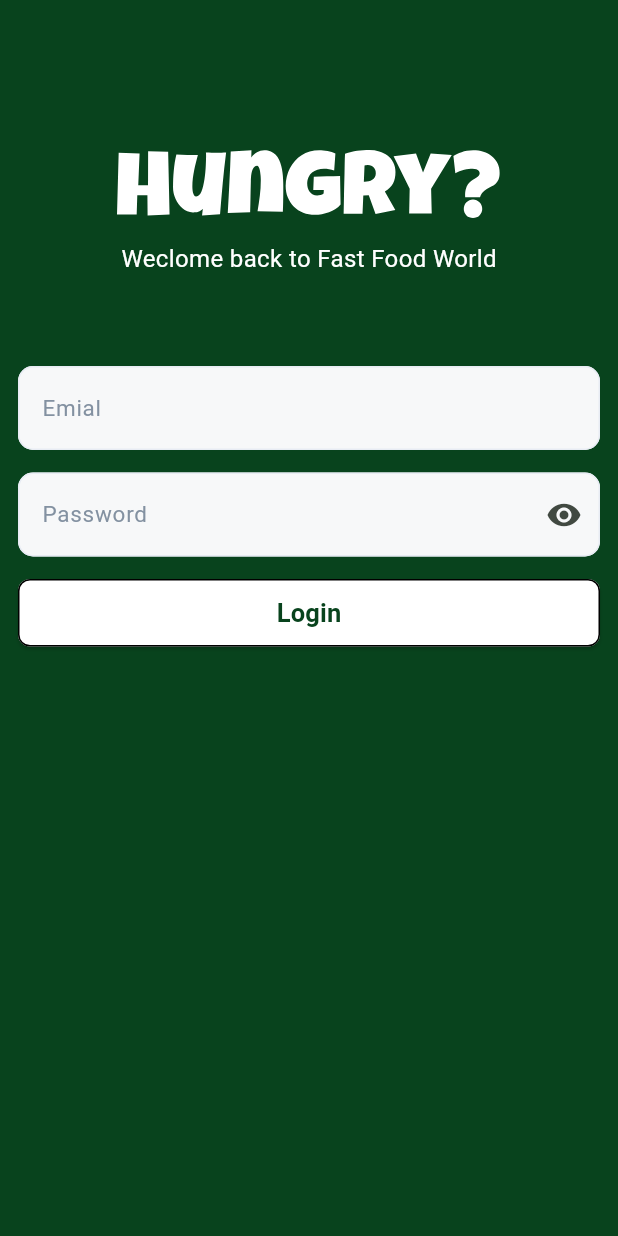
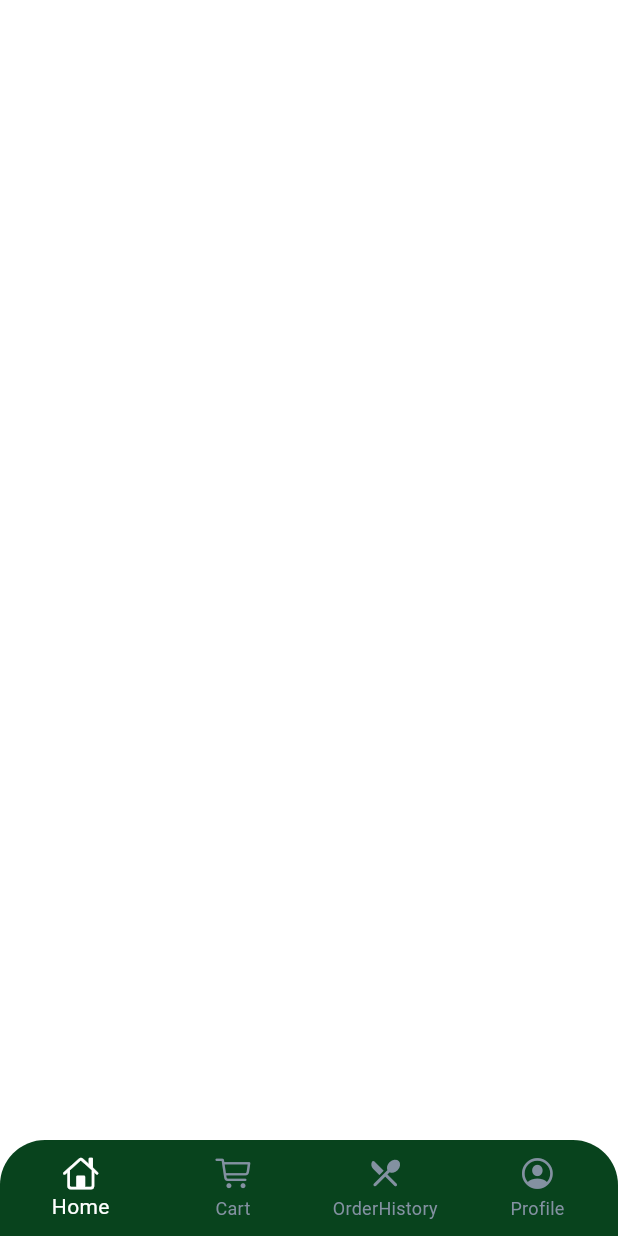
Before and after one commit to Abo-Zeid/hungry, a Flutter app: the screen it shows after launch, on a phone screen of 412 x 824 dp. Run offline on Flutter 3.47's test engine with Material 3 defaults, Android fonts, the phone set to English and light mode, and no system bars; our stand-ins replace flutter_svg, gap, lottie; Roboto replaces fonts that are missing (DMSerifDisplay).

Commit message:
feat: implement bottom navBar for screen switching v# Please enter the commit message for your changes. Lines starting

```diff
--- a/lib/core/utils/colors.dart
+++ b/lib/core/utils/colors.dart
@@ -2,8 +2,7 @@ import 'package:flutter/material.dart';
 
 class AppColors {
   static const Color primaryColor = Color(0xff08431D);
-  static const Color accentColor = Color(0xFFF7F8F9);
-  static const Color greyColor = Color(0xFF8391A1);
+  static const Color accentColor = Color(0xFF8391A1);
   static const Color borderColor = Color(0xFFE8ECF4);
   static const Color redColor = Color(0xFFFF0000);
   static const Color blackColor = Colors.black;
--- a/lib/core/utils/theme.dart
+++ b/lib/core/utils/theme.dart
@@ -9,14 +9,14 @@ class AppThemes {
         backgroundColor: Colors.white,
         centerTitle: true,
       ),
-      bottomNavigationBarTheme:  BottomNavigationBarThemeData(
-        backgroundColor:  Colors.white,
+      bottomNavigationBarTheme: BottomNavigationBarThemeData(
+        backgroundColor: AppColors.primaryColor,
+        selectedItemColor: AppColors.whiteColor,
+        unselectedItemColor: AppColors.accentColor,
+        showSelectedLabels: true,
+        showUnselectedLabels: true,
         elevation: 0,
-        showSelectedLabels: false,
-        showUnselectedLabels: false,
         type: BottomNavigationBarType.fixed,
-        selectedItemColor: AppColors.primaryColor,
-        unselectedItemColor: AppColors.blackColor,
       ),
       colorScheme: ColorScheme.fromSeed(
           seedColor: AppColors.primaryColor, onSurface: AppColors.blackColor),
@@ -25,7 +25,7 @@ class AppThemes {
           filled: true,
           hintStyle: TextStyle(
             fontSize: 15,
-            color: AppColors.greyColor,
+            color: AppColors.accentColor,
           ),
           enabledBorder: OutlineInputBorder(
             borderRadius: BorderRadius.all(Radius.circular(10)),
--- /dev/null
+++ b/lib/feature/bottom_nav_bar.dart
@@ -0,0 +1,64 @@
+import 'package:flutter/cupertino.dart';
+import 'package:flutter/material.dart';
+import 'package:hungry/core/utils/colors.dart';
+import 'package:hungry/feature/auth/presentation/pages/profile_view.dart';
+import 'package:hungry/feature/cart/presentation/pages/cart_view.dart';
+import 'package:hungry/feature/home/presentation/pages/home_view.dart';
+import 'package:hungry/feature/orderHistory/presentation/pages/order_history.dart';
+
+class BottomNavBarView extends StatefulWidget {
+  const BottomNavBarView({super.key});
+
+  @override
+  State<BottomNavBarView> createState() => _BottomNavBarState();
+}
+
+class _BottomNavBarState extends State<BottomNavBarView> {
+  late PageController controller;
+  late List<Widget> screens;
+  late int currentScreen = 0;
+
+  @override
+  void initState() {
+    screens = [HomeView(), CartView(), OrderHistoryView(), ProfileView()];
+    controller = PageController(initialPage: currentScreen);
+    super.initState();
+  }
+
+  @override
+  Widget build(BuildContext context) {
+    return Scaffold(
+      body: PageView(
+        controller: controller,
+        children: screens,
+      ),
+      bottomNavigationBar: Container(
+        padding: EdgeInsets.all(3),
+        decoration: BoxDecoration(
+            color: AppColors.primaryColor,
+            borderRadius: BorderRadius.only(
+                topLeft: Radius.circular(30), topRight: Radius.circular(30))),
+        child: BottomNavigationBar(
+            backgroundColor: Colors.transparent,
+            onTap: (value) {
+              setState(() {
+                currentScreen = value;
+              });
+              controller.jumpToPage(currentScreen);
+            },
+            currentIndex: currentScreen,
+            items: [
+              BottomNavigationBarItem(
+                  icon: Icon(CupertinoIcons.home), label: "Home"),
+              BottomNavigationBarItem(
+                  icon: Icon(CupertinoIcons.cart), label: "Cart"),
+              BottomNavigationBarItem(
+                  icon: Icon(Icons.restaurant_menu_rounded),
+                  label: "OrderHistory"),
+              BottomNavigationBarItem(
+                  icon: Icon(CupertinoIcons.profile_circled), label: "Profile"),
+            ]),
+      ),
+    );
+  }
+}
--- /dev/null
+++ b/lib/feature/home/presentation/pages/home_view.dart
@@ -0,0 +1,15 @@
+import 'package:flutter/material.dart';
+
+class HomeView extends StatefulWidget {
+  const HomeView({super.key});
+
+  @override
+  State<HomeView> createState() => _HomeViewState();
+}
+
+class _HomeViewState extends State<HomeView> {
+  @override
+  Widget build(BuildContext context) {
+    return const Scaffold();
+  }
+}
--- a/lib/main.dart
+++ b/lib/main.dart
@@ -1,7 +1,6 @@
 import 'package:flutter/material.dart';
 import 'package:hungry/core/utils/theme.dart';
-import 'package:hungry/feature/auth/presentation/pages/login_view.dart';
-// import 'package:hungry/feature/splash.dart';
+import 'package:hungry/feature/splash.dart';
 
 void main() {
   runApp(const MainApp());
@@ -15,7 +14,7 @@ class MainApp extends StatelessWidget {
     return MaterialApp(
       theme: AppThemes.lightTheme,
       debugShowCheckedModeBanner: false,
-      home: Scaffold(body: LoginView()),
+      home: Scaffold(body: SplashView()),
     );
   }
 }
--- a/pubspec.yaml
+++ b/pubspec.yaml
@@ -12,6 +12,8 @@ dependencies:
   flutter_svg: ^2.2.3
   gap: ^3.0.1
   lottie: ^3.3.2
+  cupertino_icons: ^1.0.8
+
 
 dev_dependencies:
   flutter_lints: ^5.0.0
```
Also changed, not shown: lib/feature/auth/presentation/pages/profile_view.dart (+10 -0 lines), lib/feature/cart/presentation/pages/cart_view.dart (added, +15 -0 lines), lib/feature/orderHistory/presentation/pages/order_history.dart (added, +15 -0 lines), lib/feature/product/presentation/pages/product_view.dart (added, +15 -0 lines), lib/feature/splash.dart (+17 -1 lines), lib/feature/bottom_nav_bart.dart (deleted), pubspec.lock.
